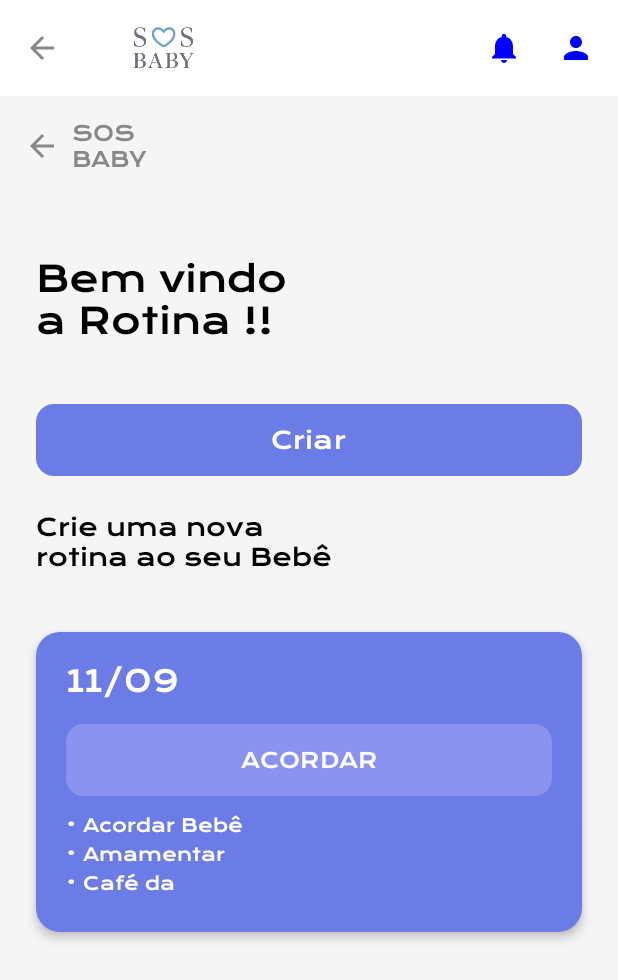
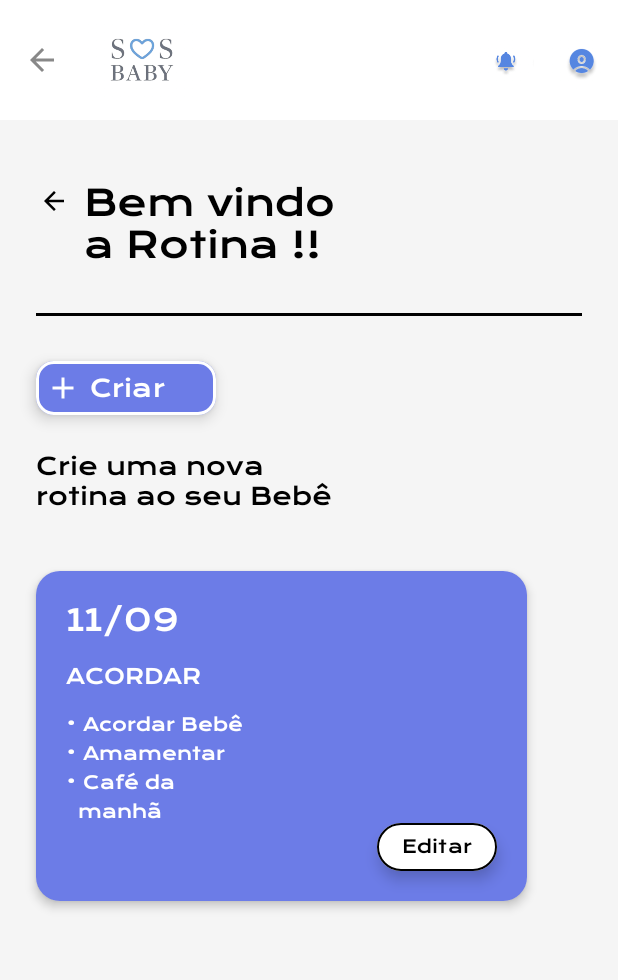
Before and after one commit to IsabellyLima1702/mobileRotina, an Android app built with Jetpack Compose: the @Preview function RotinaDetalhesScreenPreview, on a phone screen of 412 x 824 dp. Shown: the top 980 px of the screen. Run offline under Robolectric (Android 15) with nearby library versions, the phone set to English and light mode, and no system bars.

Commit message:
rotina finalizada

```diff
--- a/app/src/main/java/br/senai/sp/jandira/telarotina/screens/RotinaDetalhesScreen.kt
+++ b/app/src/main/java/br/senai/sp/jandira/telarotina/screens/RotinaDetalhesScreen.kt
@@ -2,9 +2,11 @@ package br.senai.sp.jandira.telarotina.screens
 
 import androidx.compose.foundation.Image
 import androidx.compose.foundation.background
+import androidx.compose.foundation.border
 import androidx.compose.foundation.layout.*
 import androidx.compose.foundation.shape.RoundedCornerShape
 import androidx.compose.material.icons.Icons
+import androidx.compose.material.icons.filled.Add
 import androidx.compose.material.icons.filled.ArrowBack
 import androidx.compose.material.icons.filled.Notifications
 import androidx.compose.material.icons.filled.Person
@@ -37,14 +39,18 @@ fun RotinaDetalhesScreen() {
         // Header
         TopAppBar(
             title = {
+                Row(
+                    modifier = Modifier.fillMaxWidth(),
+                    horizontalArrangement = Arrangement.Start,
+                    verticalAlignment = Alignment.CenterVertically
+                ) {
                     Image(
                         painter = painterResource(id = R.drawable.logo_baby),
                         contentDescription = "S♥S Baby Logo",
                         modifier = Modifier
-                        .height(56.dp)
-                        .width(100.dp)
-                        .padding(start = 8.dp)
+                            .size(80.dp)
                     )
+                }
             },
             navigationIcon = {
                 IconButton(onClick = { }) {
@@ -57,17 +63,20 @@ fun RotinaDetalhesScreen() {
             },
             actions = {
                 IconButton(onClick = { }) {
-                    Icon(
-                        imageVector = Icons.Default.Notifications,
-                        contentDescription = "Notificações",
-                        tint = Color.Blue
+                    Image(
+                        painter = painterResource(id = R.drawable.notificacoes),
+                        contentDescription = "S♥S Baby Logo",
+                        modifier = Modifier
+                            .size(50.dp)
                     )
                 }
                 IconButton(onClick = { }) {
-                    Icon(
-                        imageVector = Icons.Default.Person,
-                        contentDescription = "Perfil",
-                        tint = Color.Blue
+                    Image(
+                        painter = painterResource(id = R.drawable.perfil),
+                        contentDescription = "S♥S Baby Logo",
+                        modifier = Modifier
+                            .size(50.dp)
+
                     )
                 }
             },
@@ -75,37 +84,6 @@ fun RotinaDetalhesScreen() {
                 containerColor = Color.White
             )
         )
-
-        // Logo SOS BABY
-        Row(
-            modifier = Modifier
-                .fillMaxWidth()
-                .padding(16.dp),
-            verticalAlignment = Alignment.CenterVertically
-        ) {
-            Icon(
-                imageVector = Icons.Default.ArrowBack,
-                contentDescription = "Voltar",
-                tint = Color.Gray
-            )
-            Spacer(modifier = Modifier.width(8.dp))
-            Column {
-                Text(
-                    text = "SOS",
-                    fontSize = 14.sp,
-                    fontWeight = FontWeight.Normal,
-                    fontFamily = kronaOneFont,
-                    color = Color.Gray
-                )
-                Text(
-                    text = "BABY",
-                    fontSize = 14.sp,
-                    fontWeight = FontWeight.Normal,
-                    fontFamily = kronaOneFont,
-                    color = Color.Gray
-                )
-            }
-        }
 
         // Content
         Column(
@@ -116,7 +94,19 @@ fun RotinaDetalhesScreen() {
         ) {
             Spacer(modifier = Modifier.height(40.dp))
 
-            // Title
+            // Title with arrow
+            Row(
+                verticalAlignment = Alignment.Top
+            ) {
+                Icon(
+                    imageVector = Icons.Default.ArrowBack,
+                    contentDescription = "Seta",
+                    tint = Color.Black,
+                    modifier = Modifier
+                        .size(24.dp)
+                        .padding(top = 4.dp)
+                )
+                Spacer(modifier = Modifier.width(8.dp))
                 Text(
                     text = "Bem vindo\na Rotina !!",
                     fontSize = 24.sp,
@@ -125,20 +115,48 @@ fun RotinaDetalhesScreen() {
                     color = Color.Black,
                     lineHeight = 28.sp
                 )
+            }
 
-            Spacer(modifier = Modifier.height(40.dp))
+            Spacer(modifier = Modifier.height(30.dp))
+
+// Black line under title
+            androidx.compose.material3.HorizontalDivider(
+                modifier = Modifier.fillMaxWidth(),
+                thickness = 2.dp,
+                color = Color.Black
+            )
+            Spacer(modifier = Modifier.height(30.dp))
 
             // Create Button
-            Button(
+            OutlinedButton(
                 onClick = { },
                 modifier = Modifier
-                    .fillMaxWidth()
-                    .height(48.dp),
-                colors = ButtonDefaults.buttonColors(
-                    containerColor = Color(0xFF6C7CE7)
+                    .width(120.dp)
+                    .height(36.dp),
+                colors = ButtonDefaults.outlinedButtonColors(
+                    containerColor = Color(0xFF6C7CE7),
+                    contentColor = Color.White
                 ),
-                shape = RoundedCornerShape(12.dp)
+                border = androidx.compose.foundation.BorderStroke(2.dp, Color.White),
+                shape = RoundedCornerShape(12.dp),
+                elevation = ButtonDefaults.buttonElevation(
+                    defaultElevation = 6.dp,
+                    pressedElevation = 8.dp,
+                    disabledElevation = 0.dp
+                ),
+                contentPadding = PaddingValues(start = 6.dp, end = 0.dp)
             ) {
+                Row(
+                    modifier = Modifier.fillMaxWidth(),
+                    horizontalArrangement = Arrangement.Start,
+                    verticalAlignment = Alignment.CenterVertically
+                ) {
+                    Icon(
+                        imageVector = Icons.Filled.Add,
+                        contentDescription = "Adicionar",
+                        tint = Color.White
+                    )
+                    Spacer(modifier = Modifier.width(6.dp))
                     Text(
                         text = "Criar",
                         fontSize = 16.sp,
@@ -146,6 +164,7 @@ fun RotinaDetalhesScreen() {
                         fontFamily = kronaOneFont,
                         color = Color.White
                     )
+                }
             }
 
             Spacer(modifier = Modifier.height(24.dp))
@@ -165,8 +184,9 @@ fun RotinaDetalhesScreen() {
             // Routine Card
             Card(
                 modifier = Modifier
-                    .fillMaxWidth()
-                    .height(200.dp),
+                    .fillMaxWidth(0.9f)
+                    .height(220.dp)
+                    .align(Alignment.Start),
                 shape = RoundedCornerShape(16.dp),
                 colors = CardDefaults.cardColors(containerColor = Color(0xFF6C7CE7)),
                 elevation = CardDefaults.cardElevation(defaultElevation = 4.dp)
@@ -187,17 +207,7 @@ fun RotinaDetalhesScreen() {
 
                     Spacer(modifier = Modifier.height(16.dp))
 
-                    // ACORDAR Button
-                    Button(
-                        onClick = { },
-                        modifier = Modifier
-                            .fillMaxWidth()
-                            .height(48.dp),
-                        colors = ButtonDefaults.buttonColors(
-                            containerColor = Color(0xFF8A94F0)
-                        ),
-                        shape = RoundedCornerShape(12.dp)
-                    ) {
+                    // Acordar label (left-aligned)
                     Text(
                         text = "ACORDAR",
                         fontSize = 14.sp,
@@ -205,9 +215,8 @@ fun RotinaDetalhesScreen() {
                         fontFamily = kronaOneFont,
                         color = Color.White
                     )
-                    }
 
-                    Spacer(modifier = Modifier.height(12.dp))
+                    Spacer(modifier = Modifier.height(16.dp))
 
                     // Tasks List
                     Column(
@@ -246,16 +255,28 @@ fun RotinaDetalhesScreen() {
                         modifier = Modifier.fillMaxWidth(),
                         horizontalArrangement = Arrangement.End
                     ) {
-                        Button(
+                        OutlinedButton(
                             onClick = { },
                             modifier = Modifier
                                 .width(80.dp)
-                                .height(32.dp),
-                            colors = ButtonDefaults.buttonColors(
+                                .height(36.dp)
+                                ,
+                            colors = ButtonDefaults.outlinedButtonColors(
                                 containerColor = Color.White,
                                 contentColor = Color.Black
                             ),
-                            shape = RoundedCornerShape(16.dp)
+                            border = androidx.compose.foundation.BorderStroke(1.dp, Color.Black),
+                            shape = RoundedCornerShape(16.dp),
+                            elevation = ButtonDefaults.buttonElevation(
+                                defaultElevation = 6.dp,
+                                pressedElevation = 8.dp
+                            ),
+                            contentPadding = PaddingValues(start = 8.dp, end = 8.dp)
+                        ) {
+                            Row(
+                                modifier = Modifier.fillMaxWidth(),
+                                horizontalArrangement = Arrangement.Center,
+                                verticalAlignment = Alignment.CenterVertically
                             ) {
                                 Text(
                                     text = "Editar",
@@ -270,6 +291,7 @@ fun RotinaDetalhesScreen() {
             }
         }
     }
+}
 
 @Preview(showBackground = true)
 @Composable
```
Also changed, not shown: app/src/main/java/br/senai/sp/jandira/telarotina/screens/BemVindoCriarScreen.kt (+7 -7 lines), app/src/main/java/br/senai/sp/jandira/telarotina/screens/CriarRotinaScreen.kt (+49 -13 lines), 1 other file. Lines whose indentation alone changed are shown as unchanged.
